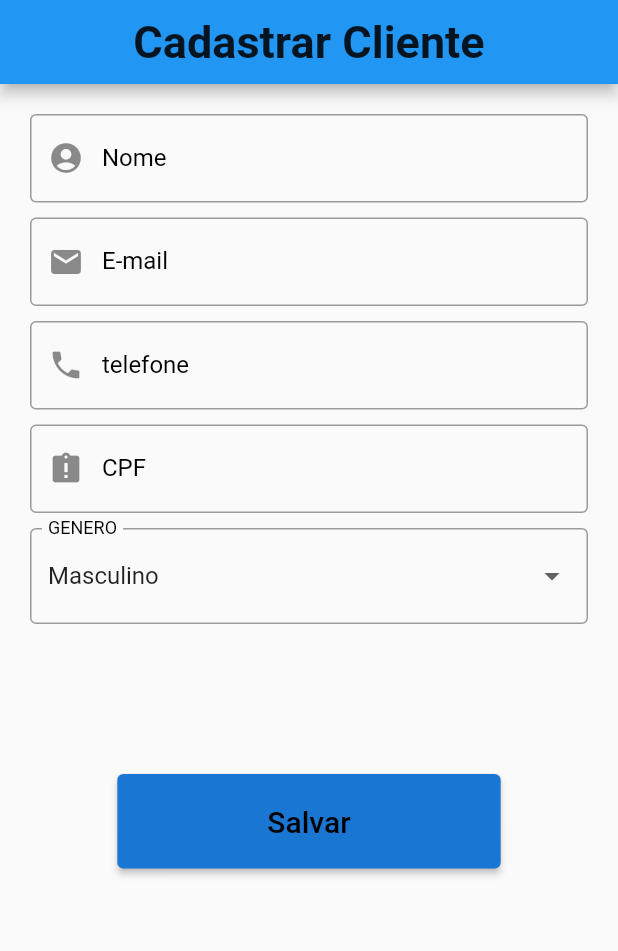
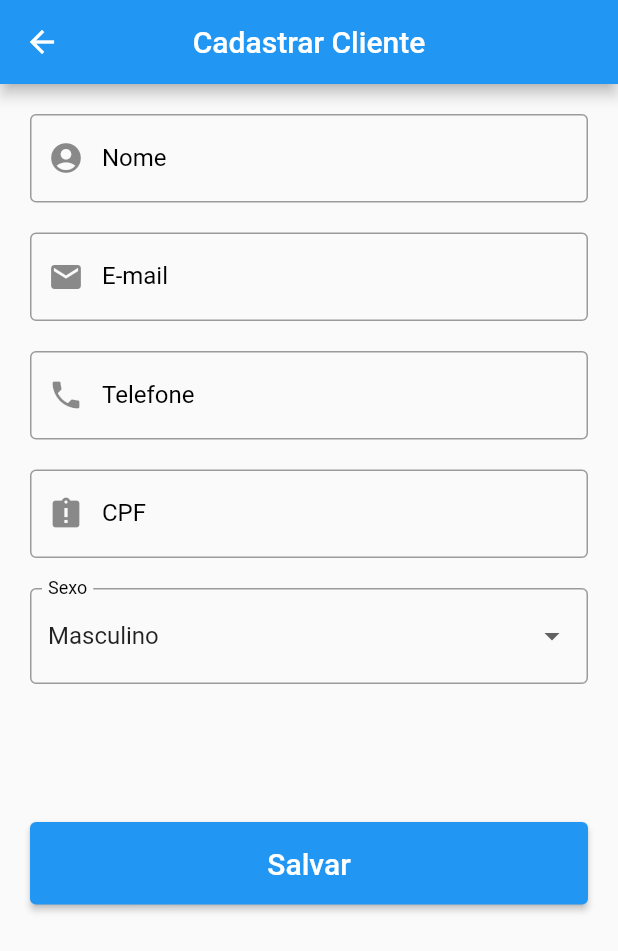
Before and after one commit to RaulDuque/Atividade-Lucas, a Flutter app: the FormUser screen opened directly, on a phone screen of 412 x 824 dp. Shown: the top 951 px of the screen. Run offline on Flutter 3.47's test engine with Material 2 defaults, Android fonts, the phone set to English and light mode, and no system bars; our stand-ins replace string_validator.

Commit message:
Reparos diversos para o código

```diff
--- a/lib/screens/form_user.dart
+++ b/lib/screens/form_user.dart
@@ -11,6 +11,13 @@
 class _FormUserState extends State<FormUser> {
   final formKey = GlobalKey<FormState>();
   final controller = TextEditingController();
+
+  @override
+  void dispose() {
+    controller.dispose();
+    super.dispose();
+  }
+
   @override
   Widget build(BuildContext context) {
     return Scaffold(
@@ -18,8 +25,11 @@
         centerTitle: true,
         title: Text(
           'Cadastrar Cliente',
-          style: TextStyle(
-              color: Colors.black87, fontSize: 30, fontWeight: FontWeight.bold),
+          // style: TextStyle(
+          //   color: Colors.black87,
+          //   fontSize: 30,
+          //   fontWeight: FontWeight.bold,
+          // ),
         ),
       ),
       body: SingleChildScrollView(
@@ -28,6 +38,7 @@
           child: Padding(
             padding: const EdgeInsets.all(20),
             child: Column(
+              crossAxisAlignment: CrossAxisAlignment.stretch,
               children: [
                 CustomTextField(
                   label: 'Nome',
@@ -36,9 +47,8 @@
                       ? 'Campo obrigatório'
                       : null,
                 ),
-                  SizedBox(
-                    height: 10,
-                  ),
+                SizedBox(height: 20),
+
                 CustomTextField(
                   label: 'E-mail',
                   icon: Icons.mail,
@@ -49,47 +59,45 @@
                     if (validator.isEmail(text)) {
                       return 'E-mail inválido';
                     }
-                      }),
-                  SizedBox(
-                    height: 10,
+                  },
                 ),
+                SizedBox(height: 20),
+
                 CustomTextField(
-                    label: 'telefone',
+                  label: 'Telefone',
                   icon: Icons.phone,
                 ),
-                  SizedBox(
-                    height: 10,
-                  ),
+                SizedBox(height: 20),
+
                 CustomTextField(
                   label: 'CPF',
                   icon: Icons.assignment_late,
                 ),
-                  SizedBox(
-                    height: 10,
-                  ),
+                SizedBox(height: 20),
+
                 OptionsButton(),
-                  SizedBox(
-                    height: 100,
-                  ),
+                SizedBox(height: 92),
+
                 ElevatedButton(
                   style: ElevatedButton.styleFrom(
-                        primary: Colors.blue[700],
-                        padding: const EdgeInsets.symmetric(
-                          vertical: 20,
-                          horizontal: 100,
-                        ),
+                    padding: const EdgeInsets.symmetric(vertical: 16),
                   ),
                   onPressed: () {
+                    print(formKey);
+                    print(formKey.currentState);
+
                     if (formKey.currentState!.validate()) {
                       formKey.currentState!.save();
                     }
                   },
                   child: Text(
                     'Salvar',
-                        style: TextStyle(color: Colors.black, fontSize: 20),
-                      ))
+                    style: TextStyle(fontSize: 20),
+                  ),
+                ),
               ],
-              )),
+            ),
+          ),
         ),
       ),
     );
@@ -134,7 +142,7 @@
   Widget build(BuildContext context) {
     return DropdownButtonFormField<String>(
       decoration: InputDecoration(
-        labelText: 'GENERO',
+        labelText: 'Sexo',
         labelStyle: TextStyle(color: Colors.black, fontSize: 16),
         border: OutlineInputBorder(
           borderRadius: BorderRadius.circular(4),
```
Also changed, not shown: lib/main.dart (+41 -8 lines), pubspec.lock. Lines whose indentation alone changed are shown as unchanged.
